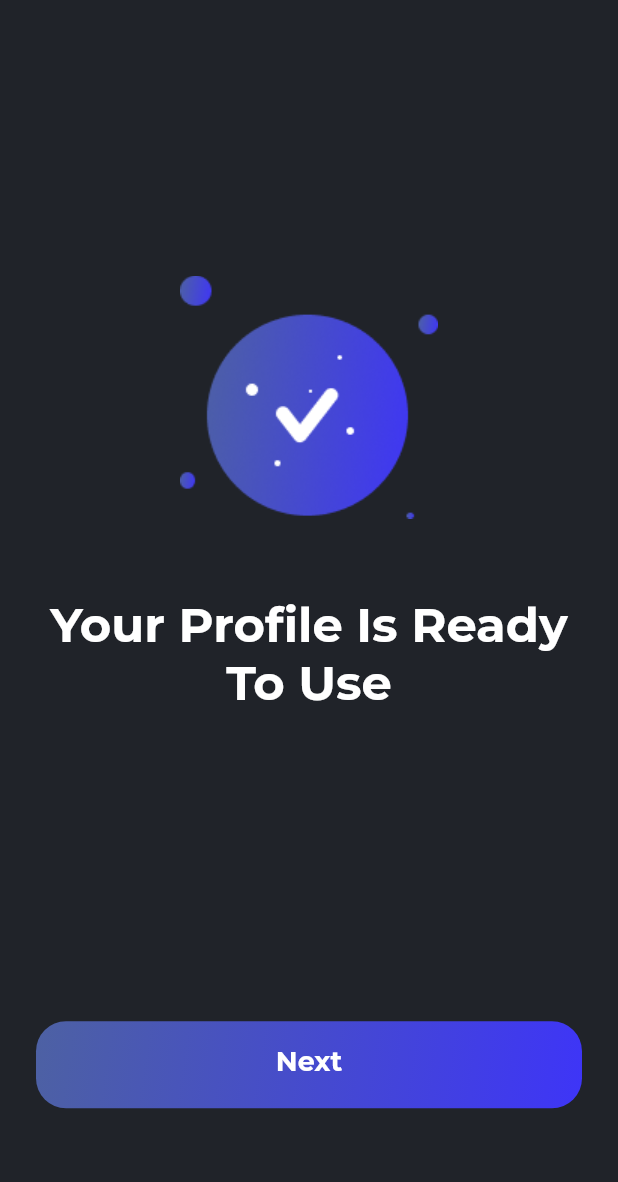
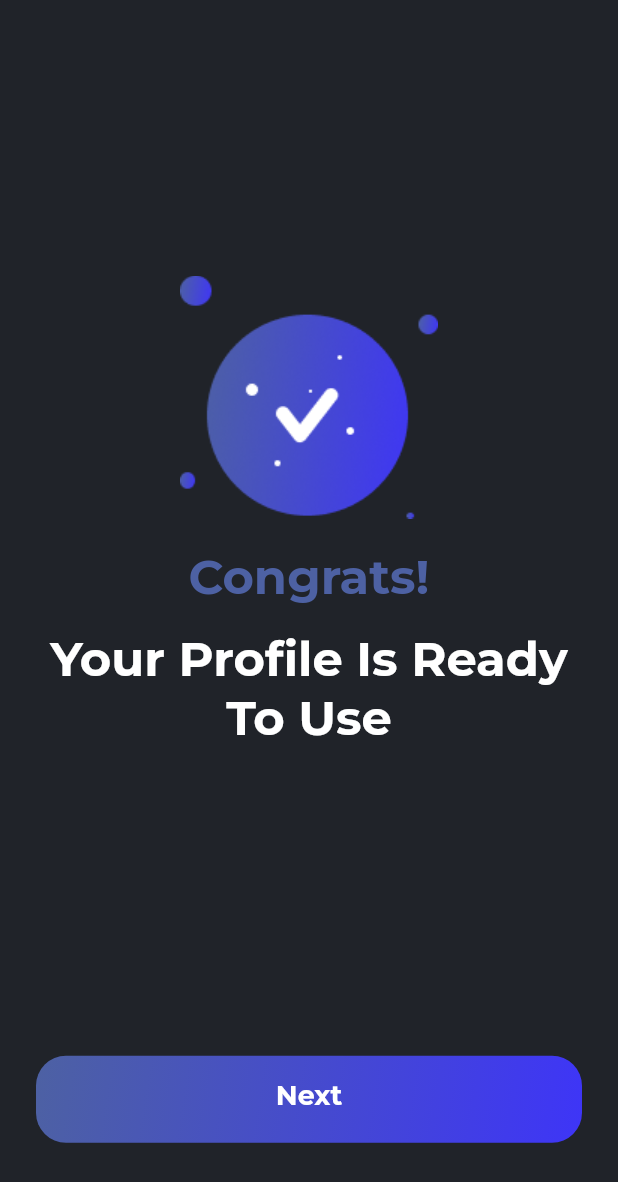
Before and after one commit to SafetyWalk/vermithor, a Flutter app: the SuccessScreen screen opened by its route, on a phone screen of 412 x 824 dp. Shown: the top 1182 px of the screen. Run offline on Flutter 3.47's test engine with Material 2 defaults, Android fonts, the phone set to English and light mode, and no system bars; our stand-ins replace another_flushbar, dio, firebase_auth, firebase_core, firebase_storage, flutter_dotenv and 12 more; missing offline and left inert: material_dialog, xxtea; accounts and stored records are empty; generated files the repository leaves out were written again.

Commit message:
added missing text

```diff
--- a/lib/ui/auth/register/success.dart
+++ b/lib/ui/auth/register/success.dart
@@ -95,7 +95,17 @@ class _SuccessScreenState extends State<SuccessScreen> {
               "assets/icons/ic_success.png",
               height: 200,
             ),
-            SizedBox(height: 32),
+            Text(
+              'Congrats!',
+              textAlign: TextAlign.center,
+              style: TextStyle(
+                fontSize: 32.0,
+                fontWeight: FontWeight.bold,
+                color:
+                    AppColors.primaryDark,
+              ),
+            ),
+            SizedBox(height: 16),
             Text(
               'Your Profile Is Ready To Use',
               textAlign: TextAlign.center,
```
